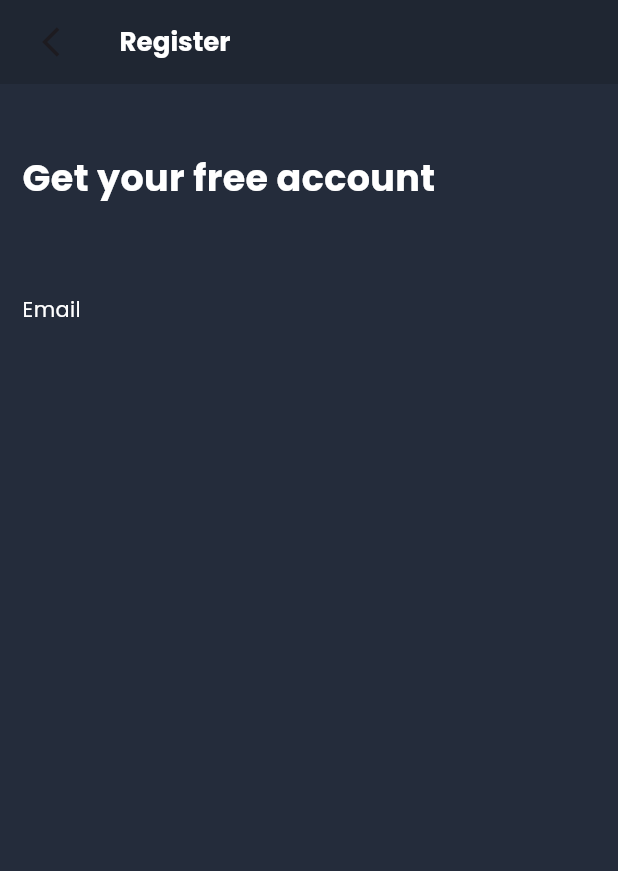
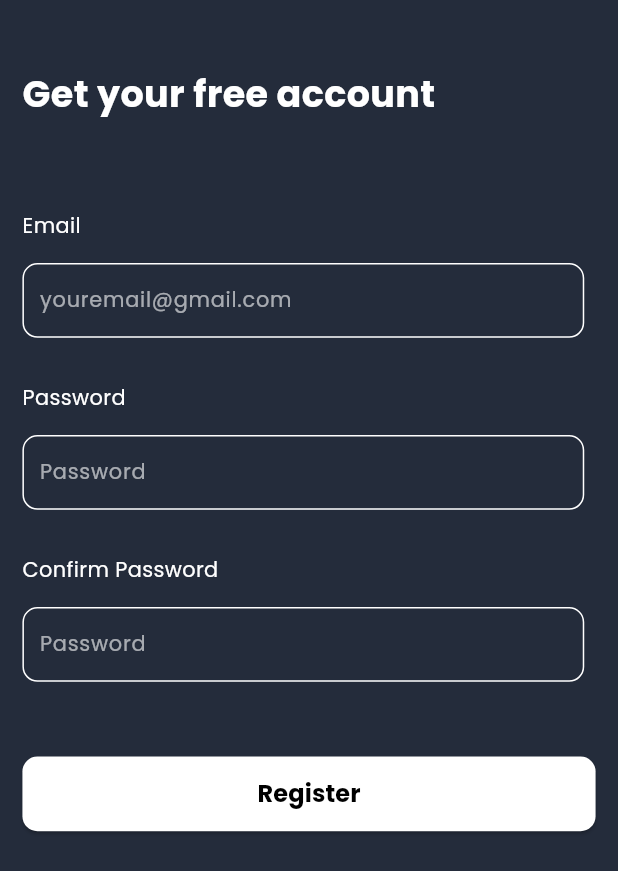
Before and after one commit to Waezqorney12/OnlineBike, a Flutter app: the screen it shows after launch, on a phone screen of 412 x 824 dp. Shown: the top 871 px of the screen. Run offline on Flutter 3.47's test engine with Material 3 defaults, Android fonts, the phone set to English and light mode, and no system bars; our stand-ins replace google_fonts, logger.

Commit message:
Adding Clipper Login and doin register (almost done)

```diff
--- a/lib/common/component/Button_Login_Register.dart
+++ b/lib/common/component/Button_Login_Register.dart
@@ -1,10 +1,27 @@
+import 'package:bike_online_application/common/component/Font/PoppinText.dart';
+import 'package:bike_online_application/common/constants/colors.dart';
+import 'package:bike_online_application/common/constants/dimensions.dart';
 import 'package:flutter/material.dart';
 
 class ButtonFormat extends StatelessWidget {
-  const ButtonFormat({super.key});
+  final String text;
+  final VoidCallback buttonPressed;
+  const ButtonFormat({super.key, required this.text, required this.buttonPressed});
 
   @override
   Widget build(BuildContext context) {
-    return const Placeholder();
+    return ElevatedButton(
+              style: ButtonStyle(
+
+                  minimumSize: MaterialStatePropertyAll<Size>(Size(
+                      Dimensions.widht360(context),
+                      Dimensions.height50(context))),
+                  shape: MaterialStatePropertyAll(RoundedRectangleBorder(
+                      borderRadius: BorderRadius.circular(10))),
+                  backgroundColor: MaterialStatePropertyAll(ColorClass.white)),
+              onPressed: buttonPressed,
+              child: Center(
+                  child: PoppinText(text: text, fontSize: 16, weight: FontWeight.bold, isBlack: true,)),
+            );
   }
 }
--- a/lib/common/constants/colors.dart
+++ b/lib/common/constants/colors.dart
@@ -3,4 +3,6 @@ import 'package:flutter/material.dart';
 class ColorClass{
   static Color background = const Color(0xFF242C3B);
   static Color backgroundAppbar = const Color(0xFF181C24).withOpacity(.4);
+  static Color white = const Color(0xFFFFFFFF);
+  static Color grey = const Color(0xFF777777);
 }
--- a/lib/common/constants/dimensions.dart
+++ b/lib/common/constants/dimensions.dart
@@ -14,6 +14,10 @@ class Dimensions{
   static double screenFont(context){
     return MediaQuery.of(context).textScaleFactor;
   }
+
+
+
+
   // Height
   static double height5(BuildContext context){
     return screenHeight(context)/165.38;
@@ -30,9 +34,16 @@ class Dimensions{
   static double height30(context){
     return screenHeight(context)/27.56;
   }
+  static double height45(context){
+    return screenHeight(context)/18.38;
+  }
   static double height50(context){
     return screenHeight(context)/16.54;
   }
+
+
+
+
   // Widht
   static double widht5(context){
     return screenWidht(context)/78.55;
@@ -43,6 +54,12 @@ class Dimensions{
   static double widht15(context){
     return screenWidht(context)/26.18;
   }
+  static double widht360(context){
+    return screenWidht(context)/1.1;
+  }
+
+
+
   // Font Size
   static double font5(context){
     return screenFont(context) * 4.38;
@@ -59,5 +76,8 @@ class Dimensions{
   static double font28(context){
     return screenFont(context) * 24.347;
   }
+
+
   // Radius
+
 }
--- a/lib/common/constants/image.dart
+++ b/lib/common/constants/image.dart
@@ -0,0 +1,4 @@
+class ImageClass{
+  static const String google = "assets/PNG/Color/googles.png";
+  static const String imageLogin = "assets/PNG/Color/imageLogin.png";
+}
--- a/lib/main.dart
+++ b/lib/main.dart
@@ -1,3 +1,4 @@
+import 'package:bike_online_application/presentation/login/login.dart';
 import 'package:bike_online_application/presentation/register/register.dart';
 import 'package:flutter/material.dart';
 
--- a/lib/presentation/login/login.dart
+++ b/lib/presentation/login/login.dart
@@ -1 +1,41 @@
-// Untuk Login page
+import 'package:flutter/material.dart';
+
+class LoginPage extends StatefulWidget {
+  const LoginPage({super.key});
+
+  @override
+  State<LoginPage> createState() => _LoginPageState();
+}
+
+class _LoginPageState extends State<LoginPage> {
+  @override
+  Widget build(BuildContext context) {
+    return Scaffold(
+      body:  ClipPath(
+          clipper: MyCustomClipper(),
+          child: Container(
+            color: Colors.black,
+            height: 200 * 2,
+            width: 200 * 2,
+          ),
+        ),
+
+    );
+  }
+}
+
+class MyCustomClipper extends CustomClipper<Path> {
+  @override
+  Path getClip(Size size) {
+    Path path = Path();
+
+    path.lineTo(size.width, 0);
+    path.lineTo(size.width, 280);
+    path.lineTo(0, size.height);
+
+    return path;
+  }
+
+  @override
+  bool shouldReclip(covariant CustomClipper<Path> oldClipper) => false;
+}
--- a/lib/presentation/register/register.dart
+++ b/lib/presentation/register/register.dart
@@ -1,7 +1,9 @@
+import 'package:bike_online_application/common/component/Button_Login_Register.dart';
 import 'package:bike_online_application/common/component/Font/PoppinText.dart';
 import 'package:bike_online_application/common/constants/colors.dart';
 import 'package:bike_online_application/common/constants/dimensions.dart';
 import 'package:flutter/material.dart';
+import 'package:google_fonts/google_fonts.dart';
 import 'package:logger/logger.dart';
 
 class RegisterPage extends StatefulWidget {
@@ -14,32 +16,26 @@ class RegisterPage extends StatefulWidget {
 class _RegisterPageState extends State<RegisterPage> {
   @override
   Widget build(BuildContext context) {
-    final logger = Logger();
-    logger.d("Height: ${MediaQuery.of(context).size.height}");
-    logger.d("Widht: ${MediaQuery.of(context).size.width}");
-    logger.d("Font Size: ${MediaQuery.of(context).textScaleFactor}");
+    TextEditingController email = TextEditingController();
+    TextEditingController password = TextEditingController();
+
+    // final logger = Logger();
+    // logger.d("Height: ${MediaQuery.of(context).size.height}");
+    // logger.d("Widht: ${MediaQuery.of(context).size.width}");
+    // logger.d("Font Size: ${MediaQuery.of(context).textScaleFactor}");
 
     return Scaffold(
       backgroundColor: ColorClass.background,
-      appBar: AppBar(
-        elevation: 0,
-        backgroundColor: ColorClass.backgroundAppbar,
-        title: Row(
-          children: [
-            IconButton(onPressed: (){}, icon: const Icon(Icons.arrow_back_ios)),
-            SizedBox(width: Dimensions.widht15(context),),
-            PoppinText(text: "Register", fontSize: Dimensions.font20(context), weight: FontWeight.bold, isBlack: false)
-          ],
-        )
-
-      ),
       body: Padding(
-        padding: EdgeInsets.symmetric(horizontal: Dimensions.height15(context), vertical: Dimensions.widht15(context)),
+        padding: EdgeInsets.symmetric(
+            horizontal: Dimensions.height15(context),
+            vertical: Dimensions.widht15(context)),
         child: Column(
           crossAxisAlignment: CrossAxisAlignment.start,
           children: [
             Padding(
-              padding: EdgeInsets.symmetric(vertical: Dimensions.height30(context)),
+              padding:
+                  EdgeInsets.symmetric(vertical: Dimensions.height30(context)),
               child: PoppinText(
                 text: "Get your free account",
                 fontSize: Dimensions.font28(context),
@@ -47,18 +43,115 @@ class _RegisterPageState extends State<RegisterPage> {
                 isBlack: false,
               ),
             ),
-            Padding(
-              padding: EdgeInsets.symmetric(vertical: Dimensions.height30(context)),
-              child: PoppinText(
-                text: "Email",
-                fontSize: Dimensions.font16(context),
-                weight: FontWeight.normal,
-                isBlack: false,
-              ),
-            ),
+            formEmail(context, email),
+            formPassword(context, password),
+            formPasswords(context, password),
+            SizedBox(height: Dimensions.height50(context)),
+            ButtonFormat(text: "Register", buttonPressed: () {})
           ],
         ),
       ),
     );
   }
+
+  Widget formEmail(BuildContext context, TextEditingController control) {
+    return Column(
+      crossAxisAlignment: CrossAxisAlignment.start,
+      children: [
+        jarak(context, "Email"),
+        form(
+          context,
+          TextFormField(
+            controller: control,
+            style: GoogleFonts.poppins(
+                color: ColorClass.white, fontSize: Dimensions.font16(context)),
+            decoration: InputDecoration(
+              hintText: "youremail@gmail.com",
+              hintStyle:
+                  GoogleFonts.poppins(color: ColorClass.white.withOpacity(.6)),
+              contentPadding:
+                  EdgeInsets.symmetric(horizontal: Dimensions.widht10(context)),
+              border: InputBorder.none,
+            ),
+          ),
+        )
+      ],
+    );
+  }
+
+  Widget formPassword(BuildContext context, TextEditingController control) {
+    return Column(
+      crossAxisAlignment: CrossAxisAlignment.start,
+      children: [
+        jarak(context, "Password"),
+        form(
+          context,
+          TextFormField(
+            obscureText: true,
+            controller: control,
+            style: GoogleFonts.poppins(
+                color: ColorClass.white, fontSize: Dimensions.font16(context)),
+            decoration: InputDecoration(
+              hintText: "Password",
+              hintStyle:
+                  GoogleFonts.poppins(color: ColorClass.white.withOpacity(.6)),
+              contentPadding:
+                  EdgeInsets.symmetric(horizontal: Dimensions.widht10(context)),
+              border: InputBorder.none,
+            ),
+          ),
+        )
+      ],
+    );
+  }
+
+  Widget formPasswords(BuildContext context, TextEditingController control) {
+    return Column(
+      crossAxisAlignment: CrossAxisAlignment.start,
+      children: [
+        jarak(context, "Confirm Password"),
+        form(
+          context,
+          TextFormField(
+            obscureText: true,
+            controller: control,
+            style: GoogleFonts.poppins(
+                color: ColorClass.white, fontSize: Dimensions.font16(context)),
+            decoration: InputDecoration(
+                hintText: "Password",
+                hintStyle: GoogleFonts.poppins(
+                    color: ColorClass.white.withOpacity(.6)),
+                contentPadding: EdgeInsets.symmetric(
+                    horizontal: Dimensions.widht10(context)),
+                border: InputBorder.none),
+          ),
+        )
+      ],
+    );
+  }
+
+  Widget form(BuildContext context, Widget widget) {
+    return Container(
+      height: Dimensions.height50(context),
+      width: Dimensions.widht360(context),
+      decoration: BoxDecoration(
+          border: Border.all(color: ColorClass.white),
+          borderRadius: BorderRadius.circular(10)),
+      child: widget,
+    );
+  }
+
+  Widget jarak(BuildContext context, String text) {
+    return Padding(
+      padding: EdgeInsets.only(
+          top: Dimensions.height30(context),
+          bottom: Dimensions.height15(context)),
+      child: PoppinText(
+        text: text,
+        fontSize: Dimensions.font16(context),
+        weight: FontWeight.normal,
+        isBlack: false,
+      ),
+    );
+  }
 }
--- a/pubspec.yaml
+++ b/pubspec.yaml
@@ -61,8 +61,8 @@ flutter:
   uses-material-design: true
 
   # To add assets to your application, add an assets section, like this:
-  # assets:
-  #   - images/a_dot_burr.jpeg
+  assets:
+  - assets/png/color/
   #   - images/a_dot_ham.jpeg
 
   # An image asset can refer to one or more resolution-specific "variants", see
```
Also changed, not shown: assets/png/color/googles.png (added), lib/common/component/Form.dart (deleted), lib/common/component/Password.dart (deleted), 1 other file.
